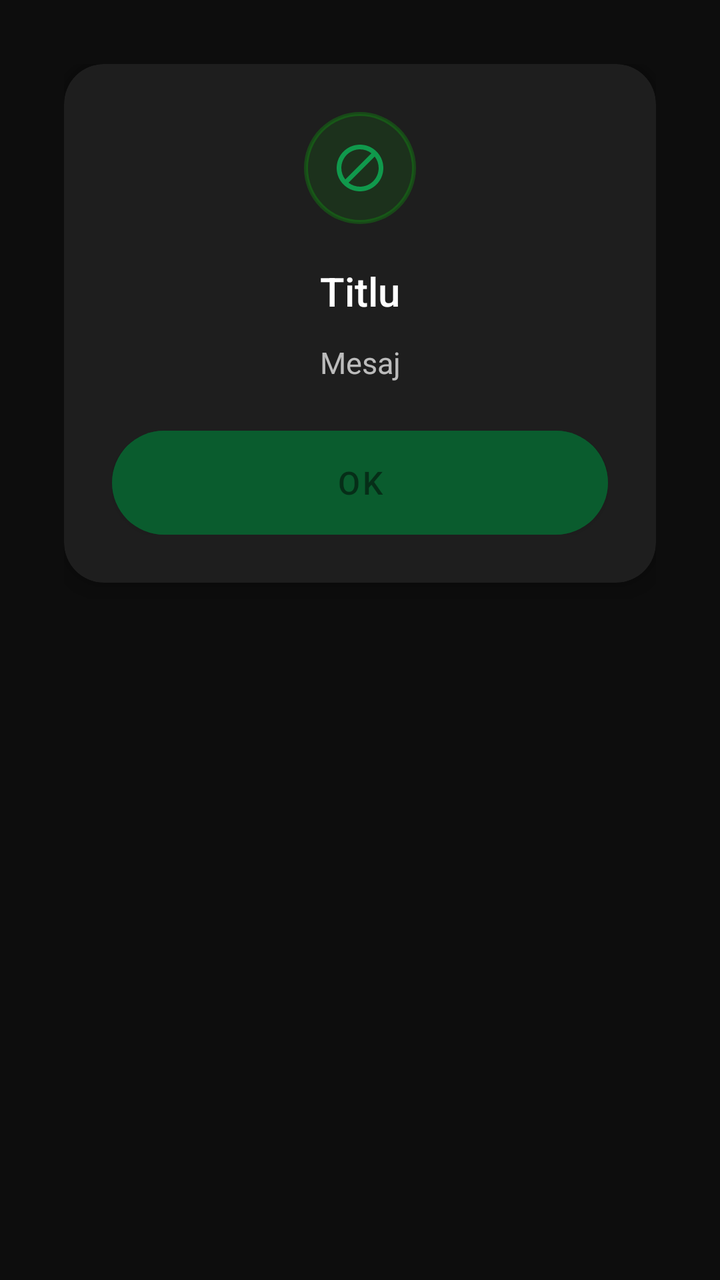
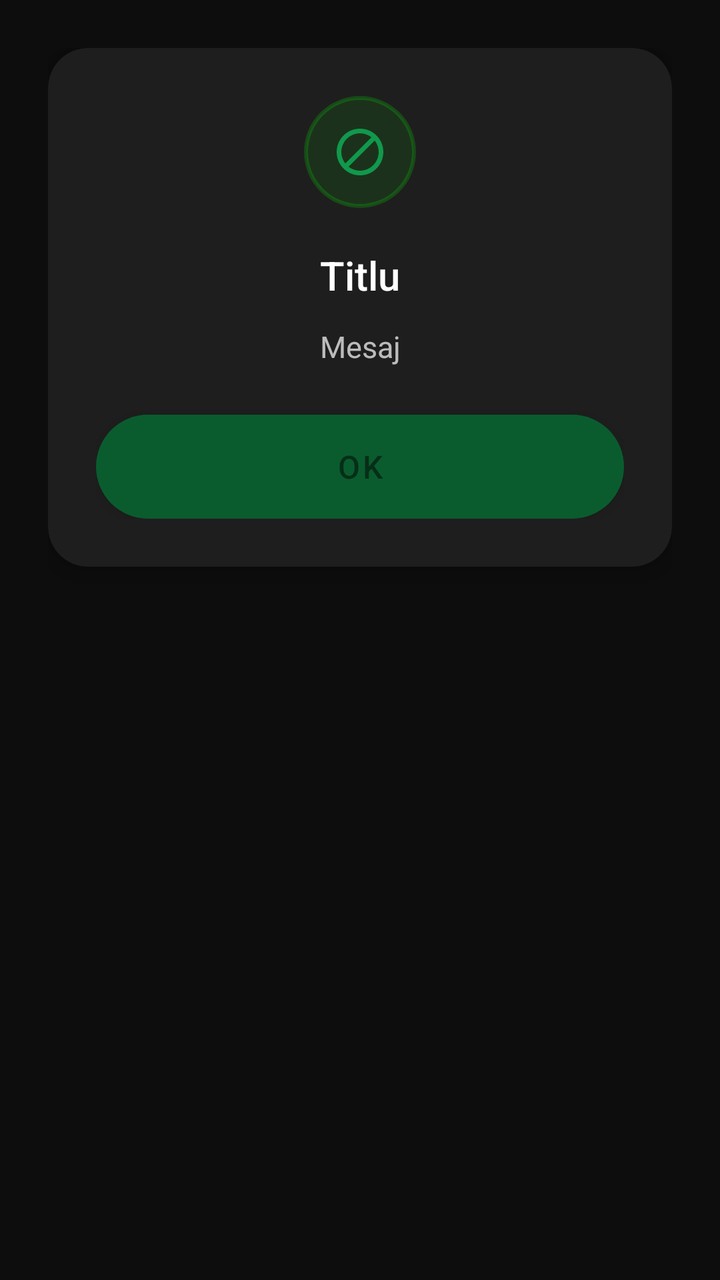

Two renders of the same Android screen: before a commit and after it. Below are the layout's source before the change and the commit's diff.
<!-- AndroidManifest.xml: application theme Theme.SwiftBank -->
<!-- res/layout/dialog_swiftbank.xml -->
<?xml version="1.0" encoding="utf-8"?>
<LinearLayout
    xmlns:android="http://schemas.android.com/apk/res/android"
    xmlns:app="http://schemas.android.com/apk/res-auto"
    android:layout_width="match_parent"
    android:layout_height="wrap_content"
    android:orientation="vertical"
    android:padding="32dp">

    <androidx.cardview.widget.CardView
        android:layout_width="match_parent"
        android:layout_height="wrap_content"
        app:cardBackgroundColor="@color/card_background"
        app:cardCornerRadius="20dp"
        app:cardElevation="8dp">

    <LinearLayout
        android:layout_width="match_parent"
        android:layout_height="wrap_content"
        android:orientation="vertical"
        android:padding="24dp">

        
        <ImageView
            android:id="@+id/ivDialogIcon"
            android:layout_width="56dp"
            android:layout_height="56dp"
            android:layout_gravity="center_horizontal"
            android:background="@drawable/bg_dialog_icon"
            android:padding="14dp"
            android:src="@drawable/ic_block"
            app:tint="@color/green_accent" />

        
        <TextView
            android:id="@+id/tvDialogTitle"
            android:layout_width="match_parent"
            android:layout_height="wrap_content"
            android:layout_marginTop="20dp"
            android:fontFamily="sans-serif-medium"
            android:gravity="center"
            android:text="Titlu"
            android:textColor="@color/text_primary"
            android:textSize="20sp" />

        
        <TextView
            android:id="@+id/tvDialogMessage"
            android:layout_width="match_parent"
            android:layout_height="wrap_content"
            android:layout_marginTop="12dp"
            android:gravity="center"
            android:lineSpacingExtra="4dp"
            android:text="Mesaj"
            android:textColor="@color/text_secondary"
            android:textSize="15sp" />

        
        <FrameLayout
            android:id="@+id/customViewContainer"
            android:layout_width="match_parent"
            android:layout_height="wrap_content"
            android:layout_marginTop="16dp"
            android:visibility="gone" />

        
        <Button
            android:id="@+id/btnDialogPrimary"
            android:layout_width="match_parent"
            android:layout_height="52dp"
            android:layout_marginTop="24dp"
            android:background="@drawable/btn_primary"
            android:fontFamily="sans-serif-medium"
            android:text="OK"
            android:textAllCaps="false"
            android:textColor="@color/green_dark"
            android:textSize="16sp" />

        
        <Button
            android:id="@+id/btnDialogSecondary"
            android:layout_width="match_parent"
            android:layout_height="48dp"
            android:layout_marginTop="8dp"
            android:background="@android:color/transparent"
            android:fontFamily="sans-serif-medium"
            android:text="Anulează"
            android:textAllCaps="false"
            android:textColor="@color/text_secondary"
            android:textSize="15sp"
            android:visibility="gone" />

    </LinearLayout>

</androidx.cardview.widget.CardView>

</LinearLayout>
<!-- resources referenced by this layout -->
<resources>
  <color name="card_background">#FF1E1E1E</color>
  <color name="green_accent">#FF10994C</color>
  <color name="green_dark">#FF062E18</color>
  <color name="text_primary">#FFFFFFFF</color>
  <color name="text_secondary">#B3FFFFFF</color>
  <!-- drawable bg_dialog_icon (drawable) -->
  <?xml version="1.0" encoding="utf-8"?>
  <shape xmlns:android="http://schemas.android.com/apk/res/android"
      android:shape="oval">
      <solid android:color="#1500FF00" />
      <stroke
          android:width="2dp"
          android:color="#3000FF00" />
  </shape>
  <!-- drawable btn_primary (drawable) -->
  <?xml version="1.0" encoding="utf-8"?>
  <ripple xmlns:android="http://schemas.android.com/apk/res/android"
      android:color="@color/green_light">
      <item android:state_enabled="false">
          <shape android:shape="rectangle">
              <solid android:color="#60FFFFFF" />
              <corners android:radius="28dp" />
          </shape>
      </item>
      <item>
          <shape android:shape="rectangle">
              <solid android:color="@color/white" />
              <corners android:radius="28dp" />
          </shape>
      </item>
  </ripple>
  <!-- drawable ic_block (drawable) -->
  <?xml version="1.0" encoding="utf-8"?>
  <vector xmlns:android="http://schemas.android.com/apk/res/android"
      android:width="24dp"
      android:height="24dp"
      android:viewportWidth="24"
      android:viewportHeight="24"
      android:tint="#FF6B6B">
      <path
          android:fillColor="#FFFFFF"
          android:pathData="M12,2C6.48,2 2,6.48 2,12s4.48,10 10,10 10,-4.48 10,-10S17.52,2 12,2zM4,12c0,-4.42 3.58,-8 8,-8 1.85,0 3.55,0.63 4.9,1.69L5.69,16.9C4.63,15.55 4,13.85 4,12zM12,20c-1.85,0 -3.55,-0.63 -4.9,-1.69L18.31,7.1C19.37,8.45 20,10.15 20,12c0,4.42 -3.58,8 -8,8z"/>
  </vector>
  <style name="Theme.SwiftBank" parent="Theme.MaterialComponents.NoActionBar">
          <item name="colorPrimary">@color/green_medium</item>
          <item name="colorPrimaryVariant">@color/green_dark</item>
          <item name="colorOnPrimary">@color/white</item>
          <item name="android:windowBackground">@color/dark_background</item>
          <item name="android:statusBarColor">@color/status_bar</item>
          <item name="android:navigationBarColor">@color/dark_background</item>
          <item name="android:windowLightStatusBar">false</item>
          <item name="android:windowLightNavigationBar">false</item>
      </style>
  <color name="green_light">#FF0D7C3E</color>
  <color name="white">#FFFFFFFF</color>
  <color name="green_medium">#FF0A5C2E</color>
  <color name="dark_background">#FF0D0D0D</color>
  <color name="status_bar">#FF0D0D0D</color>
</resources>

<!-- the commit's change to res/layout/dialog_swiftbank.xml (unified diff, before → after) -->
@@ -5,7 +5,7 @@
     android:layout_width="match_parent"
     android:layout_height="wrap_content"
     android:orientation="vertical"
-    android:padding="32dp">
+    android:padding="24dp">
 
     <androidx.cardview.widget.CardView
         android:layout_width="match_parent"
